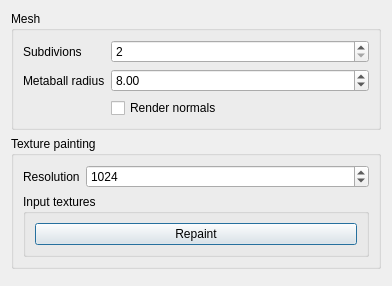
This is editor/dlg_meshgen.ui in Easimer/trigen as Qt 5 draws it before an edit. The edited form follows.
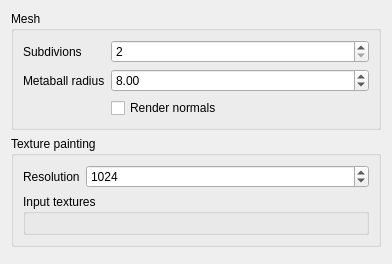
This is the edited form.

Commit message: editor: remove repaint button

The edit to the form file:
```diff
--- a/editor/dlg_meshgen.ui
+++ b/editor/dlg_meshgen.ui
@@ -103,13 +103,6 @@
          <item>
           <layout class="QFormLayout" name="layoutTextures"/>
          </item>
-         <item>
-          <widget class="QPushButton" name="btnRepaint">
-           <property name="text">
-            <string>Repaint</string>
-           </property>
-          </widget>
-         </item>
         </layout>
        </widget>
       </item>
```
